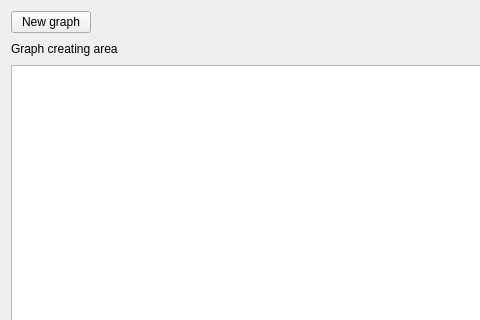
Before: the Qt Designer form Forms/mainmenu.ui in ajzenhamernikola/GiA, drawn with Qt 5; both pictures show x 0 to 480 and y 0 to 320 of the 800 by 592 pixel window.
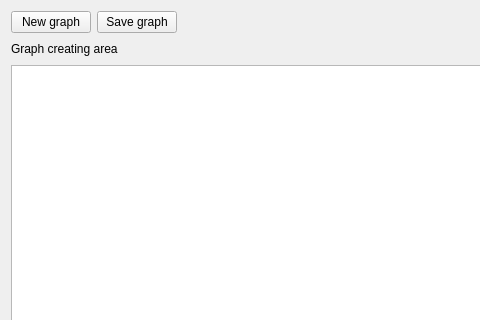
After: the same form once the commit is applied.

Commit message: Implemented saving graph to a file.

The edit to the form file:
```diff
--- a/Forms/mainmenu.ui
+++ b/Forms/mainmenu.ui
@@ -41,6 +41,13 @@
        </property>
       </widget>
      </item>
+     <item>
+      <widget class="QPushButton" name="pb_save">
+       <property name="text">
+        <string>Save graph</string>
+       </property>
+      </widget>
+     </item>
      <item>
       <spacer name="horizontalSpacer">
        <property name="orientation">
```
The commit also changes 6 other files.
